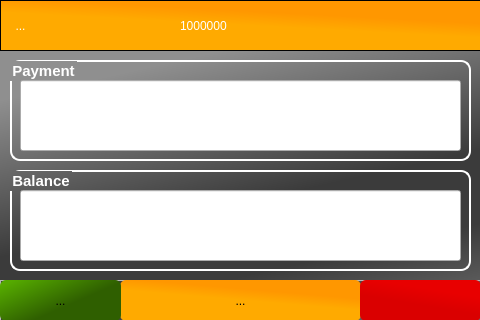
Old version of the form HPOS/paymentScreen.ui in the repository MinniHai/HPoS_Pi.
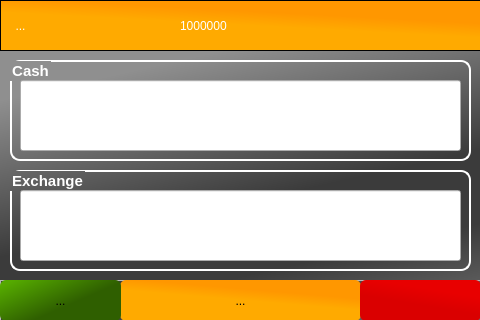
New version of the form. Icons and pictures are not drawn.

```diff
--- a/HPOS/paymentScreen.ui
+++ b/HPOS/paymentScreen.ui
@@ -208,7 +208,7 @@
      <rect>
       <x>180</x>
       <y>0</y>
-      <width>185</width>
+      <width>211</width>
       <height>51</height>
      </rect>
     </property>
@@ -311,7 +311,7 @@
     </font>
    </property>
    <property name="title">
-    <string>Payment</string>
+    <string>Cash</string>
    </property>
    <widget class="QLineEdit" name="ledPayment">
     <property name="geometry">
@@ -368,7 +368,7 @@
     </font>
    </property>
    <property name="title">
-    <string>Balance</string>
+    <string>Exchange</string>
    </property>
    <widget class="QLineEdit" name="ledBalance">
     <property name="geometry">
```
